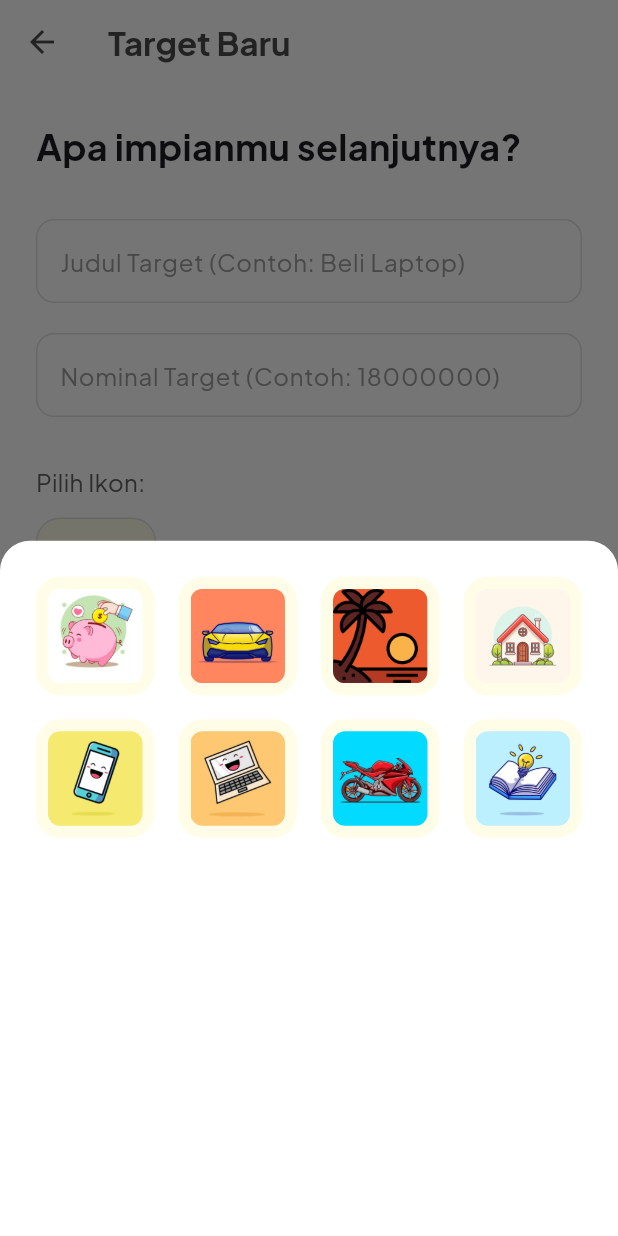
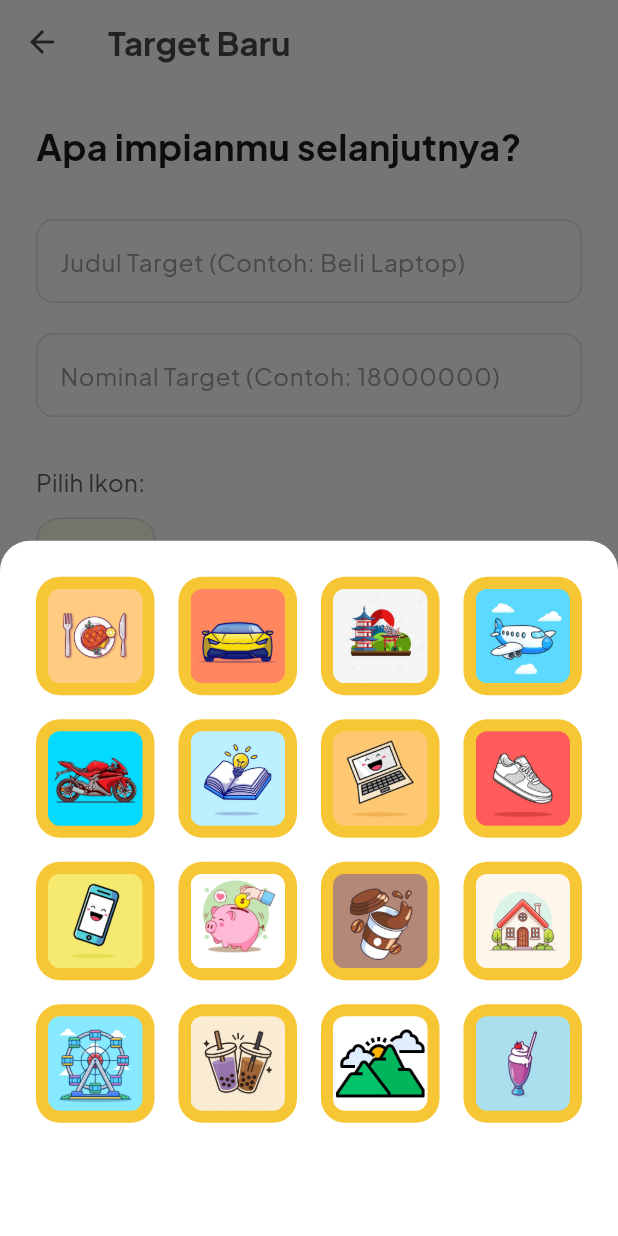
Before and after one commit to Faizpi/TargetKu, a Flutter app: the AddTargetScreen screen opened directly, after a tap on the "add photo alternate" icon, on a phone screen of 412 x 824 dp. Run offline on Flutter 3.47's test engine with Material 3 defaults, Android fonts, the phone set to English and light mode, and no system bars; our stand-ins replace animate_do, cloud_firestore, firebase_auth, firebase_core, google_fonts, google_sign_in; missing offline and left inert: firebase_app_check; accounts and stored records are empty; generated files the repository leaves out were written again.

Commit message:
add : picture add target

```diff
--- a/lib/screens/add_target_screen.dart
+++ b/lib/screens/add_target_screen.dart
@@ -17,14 +17,22 @@ class _AddTargetScreenState extends State<AddTargetScreen> {
   String? _selectedIconPath;
 
   final List<String> _iconList = [
-    'assets/images/saving.jpeg',
+    'assets/images/eat.jpeg',
     'assets/images/car.jpeg',
-    'assets/images/holiday.jpeg',
-    'assets/images/rumah.jpeg',
-    'assets/images/hp.jpeg',
-    'assets/images/laptop.jpeg',
+    'assets/images/japan.jpeg',
+    'assets/images/pesawat.jpeg',
     'assets/images/bike.jpeg',
     'assets/images/edu.jpeg',
+    'assets/images/laptop.jpeg',
+    'assets/images/shoe.jpeg',
+    'assets/images/hp.jpeg',
+    'assets/images/saving.jpeg',
+    'assets/images/kopi.jpeg',
+    'assets/images/rumah.jpeg',
+    'assets/images/main.jpeg',
+    'assets/images/drink.jpeg',
+    'assets/images/gunung.jpeg',
+    'assets/images/drink1.jpeg',
   ];
 
   @override
@@ -90,7 +98,7 @@ class _AddTargetScreenState extends State<AddTargetScreen> {
               child: Container(
                 padding: const EdgeInsets.all(8),
                 decoration: BoxDecoration(
-                  color: Colors.yellow.shade50, // Latar ikon lebih lembut
+                  color: const Color(0xFFF6C634), // Latar ikon lebih lembut
                   borderRadius: BorderRadius.circular(16),
                   border: _selectedIconPath == iconPath
                       ? Border.all(color: const Color(0xFFF6C634), width: 2.5) // Border kuning
```
Also changed, not shown: pubspec.yaml (+11 -0 lines), assets/images/drink.jpeg (added), assets/images/drink1.jpeg (added), assets/images/eat.jpeg (added), assets/images/gunung.jpeg (added), assets/images/japan.jpeg (added), assets/images/japann.jpeg (added), assets/images/kopi.jpeg (added), assets/images/main.jpeg (added), assets/images/pesawat.jpeg (added), assets/images/shoe.jpeg (added), assets/images/tv.jpeg (added), pubspec.lock.
